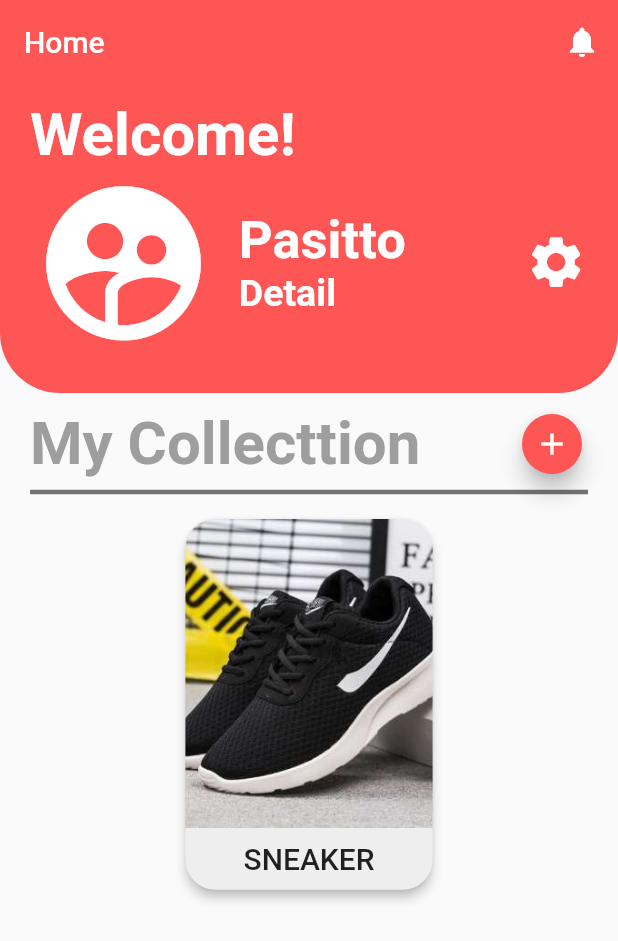
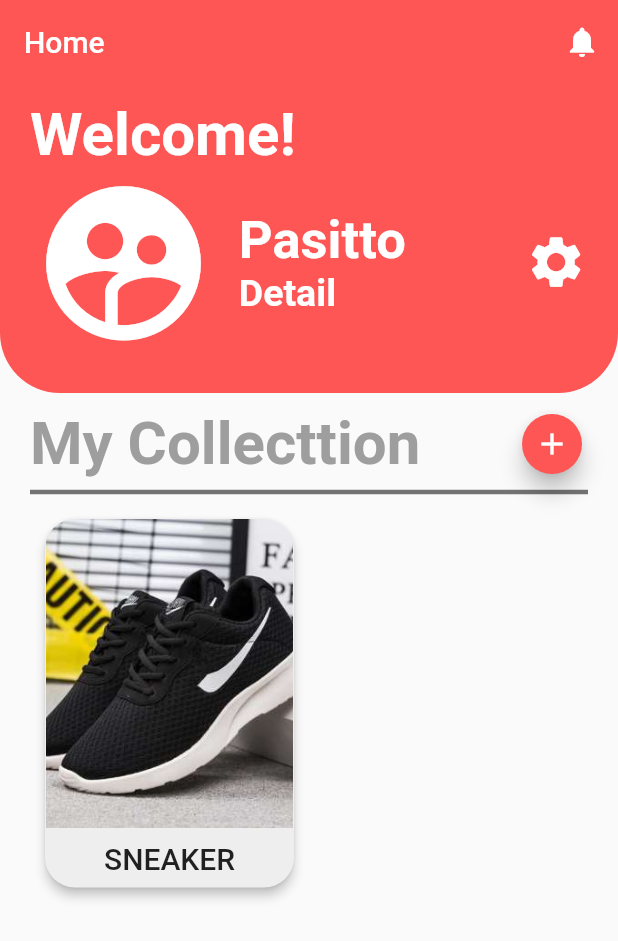
Before and after one commit to Pasitto/Collection-Store-App, a Flutter app: the screen it shows after launch, on a phone screen of 412 x 824 dp. Shown: the top 941 px of the screen. Run offline on Flutter 3.47's test engine with Material 2 defaults, Android fonts, the phone set to English and light mode, and no system bars.

```diff
--- a/lib/screen/home.dart
+++ b/lib/screen/home.dart
@@ -105,6 +105,11 @@ class _HomeScreenState extends State<HomeScreen> {
                   ),
                   Divider(color: Colors.black54, thickness: 3,),
                   //Card Show
+                  Expanded(
+                    child: GridView.count(
+                      crossAxisCount: 2,
+                      childAspectRatio: .7,
+                      children: <Widget>[
                         Card(
                           margin: EdgeInsets.all(10),
                           color: Colors.grey[200],
@@ -143,9 +148,11 @@ class _HomeScreenState extends State<HomeScreen> {
                           ),
                         ),
                       ],
+                    )
+                  ),
+                ],
               ),
             ),
-
           ],
         ),
       ),
```
Lines whose indentation alone changed are shown as unchanged.
